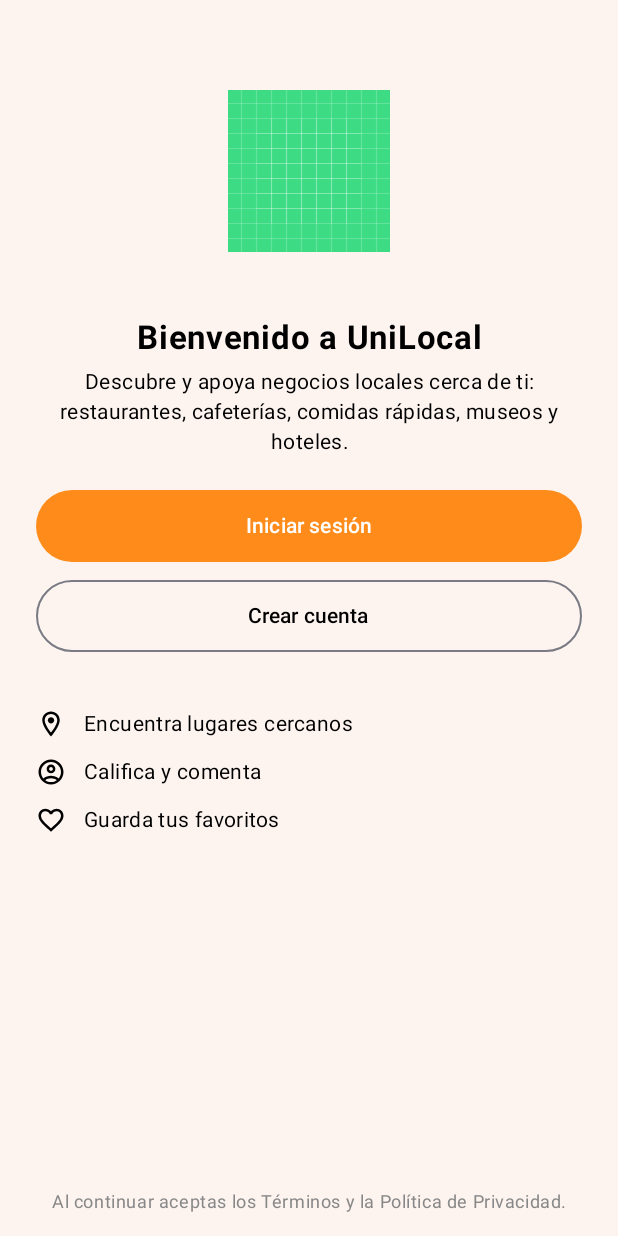
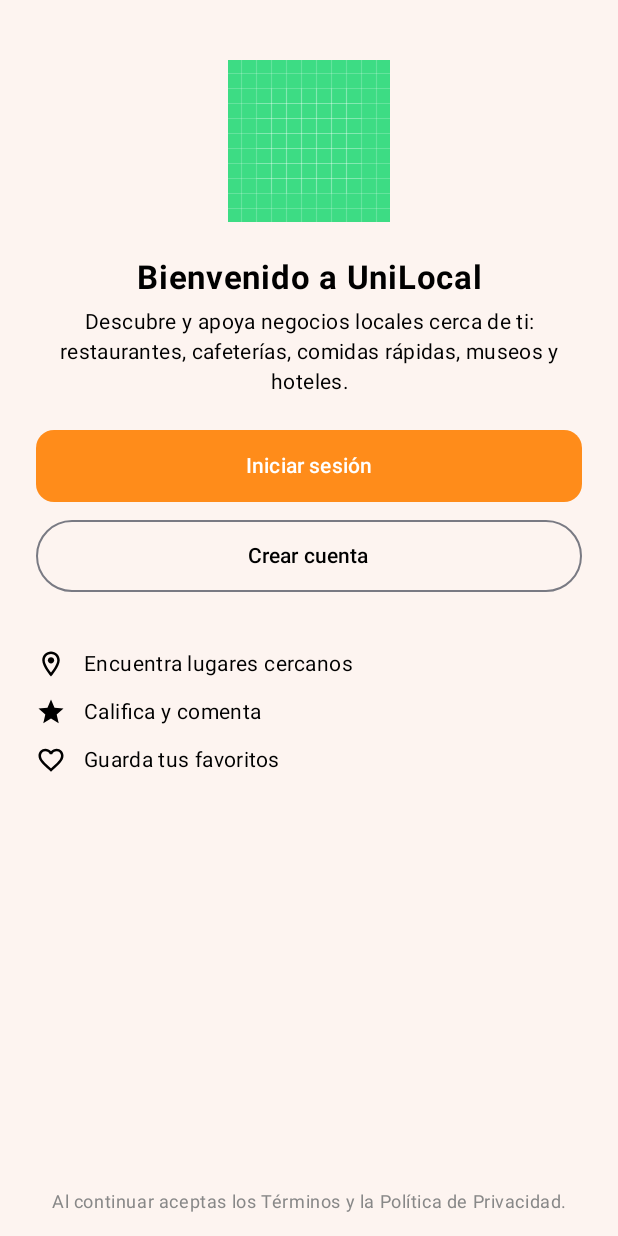
Before and after one commit to dvdm12/unilocal, an Android app built with Jetpack Compose: the screen it shows after launch (MainActivity), on a phone screen of 412 x 824 dp. Run offline under Robolectric (Android 15) with nearby library versions, the phone set to English and light mode, and no system bars.

Commit message:
i've created some components that use on every screen

```diff
--- /dev/null
+++ b/app/src/main/java/com/example/unilocal/ui/components/Feature.kt
@@ -0,0 +1,8 @@
+package com.example.unilocal.ui.components
+
+import androidx.compose.ui.graphics.vector.ImageVector
+
+data class Feature(
+    val icon: ImageVector,
+    val text: String
+)
--- /dev/null
+++ b/app/src/main/java/com/example/unilocal/ui/components/FeatureList.kt
@@ -0,0 +1,46 @@
+package com.example.unilocal.ui.components
+
+import androidx.compose.foundation.layout.*
+import androidx.compose.material3.Icon
+import androidx.compose.material3.MaterialTheme
+import androidx.compose.material3.Text
+import androidx.compose.runtime.Composable
+import androidx.compose.ui.Alignment
+import androidx.compose.ui.Modifier
+import androidx.compose.ui.graphics.Color
+import androidx.compose.ui.unit.dp
+
+@Composable
+fun FeatureList(features: List<Feature>) {
+    Column(modifier = Modifier.fillMaxWidth()) {
+        features.forEach { feature ->
+            FeatureItem(
+                icon = feature.icon,
+                text = feature.text
+            )
+        }
+    }
+}
+
+@Composable
+fun FeatureItem(icon: androidx.compose.ui.graphics.vector.ImageVector, text: String) {
+    Row(
+        modifier = Modifier
+            .fillMaxWidth()
+            .padding(vertical = 6.dp),
+        verticalAlignment = Alignment.CenterVertically
+    ) {
+        Icon(
+            imageVector = icon,
+            contentDescription = text,
+            tint = Color.Black,
+            modifier = Modifier.size(20.dp)
+        )
+        Spacer(modifier = Modifier.width(12.dp))
+        Text(
+            text = text,
+            style = MaterialTheme.typography.bodyMedium,
+            color = Color.Black
+        )
+    }
+}
--- /dev/null
+++ b/app/src/main/java/com/example/unilocal/ui/components/UniLocalImage.kt
@@ -0,0 +1,22 @@
+package com.example.unilocal.ui.components
+
+import androidx.compose.foundation.Image
+import androidx.compose.foundation.layout.fillMaxWidth
+import androidx.compose.foundation.layout.padding
+import androidx.compose.runtime.Composable
+import androidx.compose.ui.Modifier
+import androidx.compose.ui.res.painterResource
+import androidx.compose.ui.res.stringResource
+import androidx.compose.ui.unit.dp
+import com.example.unilocal.R
+
+@Composable
+fun UniLocalImage(modifier: Modifier = Modifier) {
+    Image(
+        painter = painterResource(id = R.drawable.ic_launcher_background),
+        contentDescription = stringResource(R.string.welcome_image_description),
+        modifier = modifier
+            .fillMaxWidth()
+            .padding(16.dp)
+    )
+}
--- /dev/null
+++ b/app/src/main/java/com/example/unilocal/ui/components/UniPrimaryButton.kt
@@ -0,0 +1,29 @@
+package com.example.unilocal.ui.components
+
+import androidx.compose.foundation.layout.*
+import androidx.compose.material3.*
+import androidx.compose.runtime.Composable
+import androidx.compose.ui.Modifier
+import androidx.compose.ui.unit.dp
+import com.example.unilocal.ui.theme.OrangePrimary
+
+@Composable
+fun UniPrimaryButton(
+    text: String,
+    onClick: () -> Unit,
+    modifier: Modifier = Modifier
+) {
+    Button(
+        onClick = onClick,
+        modifier = modifier
+            .fillMaxWidth()
+            .height(48.dp),
+        colors = ButtonDefaults.buttonColors(
+            containerColor = OrangePrimary,
+            contentColor = MaterialTheme.colorScheme.onPrimary
+        ),
+        shape = MaterialTheme.shapes.medium
+    ) {
+        Text(text = text, style = MaterialTheme.typography.labelLarge)
+    }
+}
--- a/app/src/main/java/com/example/unilocal/ui/screens/Login.kt
+++ b/app/src/main/java/com/example/unilocal/ui/screens/Login.kt
@@ -9,6 +9,6 @@ import androidx.compose.ui.Modifier
 fun Login() {
     Text(
         text = "Hi user, how are you?",
-        modifier = Modifier.fillMaxSize()
+        modifier = Modifier.fillMaxSize(),
     )
 }
--- a/app/src/main/java/com/example/unilocal/ui/screens/WelcomeScreen.kt
+++ b/app/src/main/java/com/example/unilocal/ui/screens/WelcomeScreen.kt
@@ -1,24 +1,27 @@
 package com.example.unilocal.ui.screens
 
-import androidx.compose.foundation.Image
 import androidx.compose.foundation.background
 import androidx.compose.foundation.layout.*
 import androidx.compose.material.icons.Icons
 import androidx.compose.material.icons.outlined.FavoriteBorder
 import androidx.compose.material.icons.outlined.LocationOn
-import androidx.compose.material.icons.outlined.AccountCircle
+import androidx.compose.material.icons.outlined.Star
 import androidx.compose.material3.*
 import androidx.compose.runtime.Composable
 import androidx.compose.ui.Alignment
 import androidx.compose.ui.Modifier
 import androidx.compose.ui.graphics.Color
-import androidx.compose.ui.res.painterResource
 import androidx.compose.ui.res.stringResource
 import androidx.compose.ui.text.font.FontWeight
 import androidx.compose.ui.text.style.TextAlign
 import androidx.compose.ui.unit.dp
 import androidx.compose.ui.unit.sp
 import com.example.unilocal.R
+import com.example.unilocal.ui.components.Feature
+import com.example.unilocal.ui.components.FeatureList
+import com.example.unilocal.ui.components.UniLocalImage
+import com.example.unilocal.ui.components.UniPrimaryButton
+import com.example.unilocal.ui.theme.FooterTextColor
 
 @Composable
 fun WelcomeScreen(
@@ -26,9 +29,6 @@ fun WelcomeScreen(
     onRegisterClick: () -> Unit
 ) {
     val backgroundColor = Color(0xFFFDF4F0)
-    val buttonOrange = Color(0xFFFF8C1A)
-    val buttonTextColor = Color.White
-    val footerTextColor = Color(0xFF888888)
 
     Column(
         modifier = Modifier
@@ -39,14 +39,8 @@ fun WelcomeScreen(
     ) {
         Spacer(modifier = Modifier.height(24.dp))
 
-        // Imagen superior
-        Image(
-            painter = painterResource(id = R.drawable.ic_launcher_background),
-            contentDescription = stringResource(R.string.welcome_image_description),
-            modifier = Modifier
-                .height(180.dp)
-                .padding(16.dp)
-        )
+        // Imagen superior reutilizable
+        UniLocalImage()
 
         Spacer(modifier = Modifier.height(8.dp))
 
@@ -73,26 +67,15 @@ fun WelcomeScreen(
 
         Spacer(modifier = Modifier.height(24.dp))
 
-        // Botón de login
-        Button(
-            onClick = onLoginClick,
-            modifier = Modifier
-                .fillMaxWidth()
-                .height(48.dp),
-            colors = ButtonDefaults.buttonColors(
-                containerColor = buttonOrange,
-                contentColor = buttonTextColor
-            )
-        ) {
-            Text(
-                text = stringResource(R.string.button_login),
-                style = MaterialTheme.typography.labelLarge
-            )
-        }
+        // Botón primario reutilizable
+        UniPrimaryButton(
+            text = stringResource(R.string.button_login),
+            onClick = onLoginClick
+        )
 
         Spacer(modifier = Modifier.height(12.dp))
 
-        // Botón de registro
+        // Botón secundario (outlined)
         OutlinedButton(
             onClick = onRegisterClick,
             modifier = Modifier
@@ -110,8 +93,14 @@ fun WelcomeScreen(
 
         Spacer(modifier = Modifier.height(32.dp))
 
-        // Características con íconos
-        FeatureList()
+        // Lista de características reutilizable
+        FeatureList(
+            features = listOf(
+                Feature(Icons.Outlined.LocationOn, stringResource(R.string.feature_nearby)),
+                Feature(Icons.Outlined.Star, stringResource(R.string.feature_review)),
+                Feature(Icons.Outlined.FavoriteBorder, stringResource(R.string.feature_favorites))
+            )
+        )
 
         Spacer(modifier = Modifier.weight(1f))
 
@@ -120,42 +109,10 @@ fun WelcomeScreen(
             text = stringResource(R.string.footer_terms),
             style = MaterialTheme.typography.bodySmall,
             textAlign = TextAlign.Center,
-            color = footerTextColor,
+            color = FooterTextColor,
             modifier = Modifier
                 .fillMaxWidth()
                 .padding(bottom = 16.dp)
         )
     }
 }
-
-@Composable
-private fun FeatureList() {
-    Column(modifier = Modifier.fillMaxWidth()) {
-        FeatureItem(icon = Icons.Outlined.LocationOn, text = stringResource(R.string.feature_nearby))
-        FeatureItem(icon = Icons.Outlined.AccountCircle, text = stringResource(R.string.feature_review))
-        FeatureItem(icon = Icons.Outlined.FavoriteBorder, text = stringResource(R.string.feature_favorites))
-    }
-}
-
-@Composable
-private fun FeatureItem(icon: androidx.compose.ui.graphics.vector.ImageVector, text: String) {
-    Row(
-        modifier = Modifier
-            .fillMaxWidth()
-            .padding(vertical = 6.dp),
-        verticalAlignment = Alignment.CenterVertically
-    ) {
-        Icon(
-            imageVector = icon,
-            contentDescription = null,
-            tint = Color.Black,
-            modifier = Modifier.size(20.dp)
-        )
-        Spacer(modifier = Modifier.width(12.dp))
-        Text(
-            text = text,
-            style = MaterialTheme.typography.bodyMedium,
-            color = Color.Black
-        )
-    }
-}
--- a/app/src/main/java/com/example/unilocal/ui/theme/Color.kt
+++ b/app/src/main/java/com/example/unilocal/ui/theme/Color.kt
@@ -9,3 +9,6 @@ val Pink80 = Color(0xFFEFB8C8)
 val Purple40 = Color(0xFF6650a4)
 val PurpleGrey40 = Color(0xFF625b71)
 val Pink40 = Color(0xFF7D5260)
+
+val OrangePrimary = Color(0xFFFF8C1A)
+val FooterTextColor = Color(0xFF888888)
```
